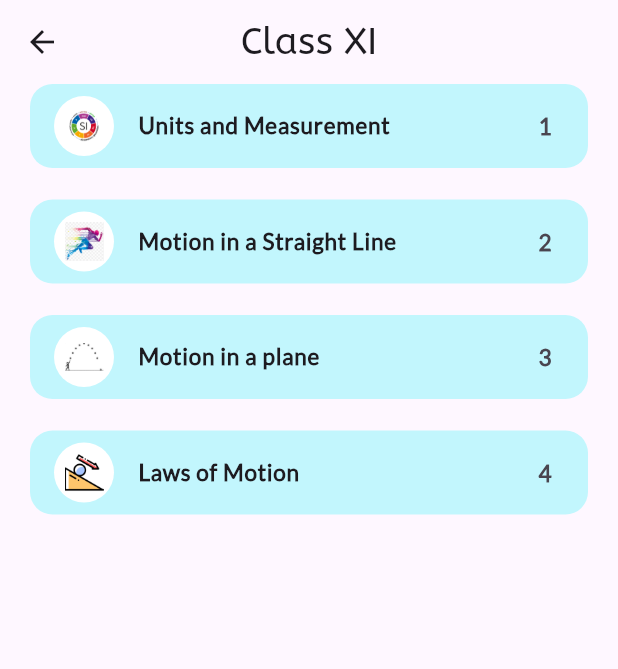
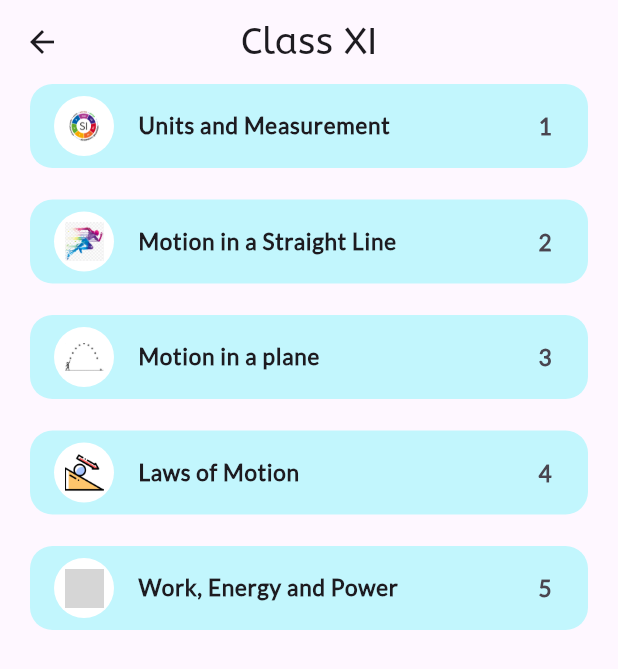
Before and after one commit to prasenjitagt/formula_app, a Flutter app: the HomeScreen screen opened directly, after a tap on "Class XI", on a phone screen of 412 x 824 dp. Shown: the top 669 px of the screen. Run offline on Flutter 3.47's test engine with Material 3 defaults, Android fonts, the phone set to English and light mode, and no system bars; missing offline and left inert: tex_text; grey boxes are pictures that could not be loaded.

Commit message:
next step is work done

```diff
--- a/lib/data/eleven_chapter_name_data.dart
+++ b/lib/data/eleven_chapter_name_data.dart
@@ -3,6 +3,7 @@ import 'package:formula_app/screens/eleven_screens/nlm.dart';
 import 'package:formula_app/screens/eleven_screens/plane.dart';
 import 'package:formula_app/screens/eleven_screens/straight_line.dart';
 import 'package:formula_app/screens/eleven_screens/units.dart';
+import 'package:formula_app/screens/eleven_screens/work.dart';
 
 const elevenChapterDetails = [
   ChapterNameModel(
@@ -29,12 +30,12 @@ const elevenChapterDetails = [
     ChapterImageName: "11ch4.png",
     ChapterPageWidget: NLM(),
   ),
-  // ChapterNameModel(
-  //   ChapterName: "Work, Energy and Power",
-  //   ChapterNumber: 5,
-  //   ChapterImageName: "11ch5.png",
-  //   ChapterPageWidget: null,
-  // ),
+  ChapterNameModel(
+    ChapterName: "Work, Energy and Power",
+    ChapterNumber: 5,
+    ChapterImageName: "11ch5.png",
+    ChapterPageWidget: Work(),
+  ),
   // ChapterNameModel(
   //   ChapterName: "Rotational Motion",
   //   ChapterNumber: 6,
--- a/lib/screens/eleven_screens/work.dart
+++ b/lib/screens/eleven_screens/work.dart
@@ -0,0 +1,20 @@
+import 'package:flutter/material.dart';
+import 'package:formula_app/widgets/custom_app_bar_title.dart';
+
+class Work extends StatelessWidget {
+  const Work({super.key});
+
+  @override
+  Widget build(BuildContext context) {
+    return Scaffold(
+      backgroundColor: Color.fromARGB(255, 255, 255, 255),
+      appBar: AppBar(
+        title: CustomAppBarTitle(titleText: "Units and Measurements"),
+        centerTitle: true,
+      ),
+      body: ListView(
+        children: [],
+      ),
+    );
+  }
+}
--- a/lib/screens/home_screen.dart
+++ b/lib/screens/home_screen.dart
@@ -25,12 +25,12 @@ class HomeScreen extends StatelessWidget {
               subTitleText: "14 Chapters",
               logoImgName: "11.png",
             ),
-            SizedBox(height: 10),
-            ListTileWidget(
-              titleText: "Class XII",
-              subTitleText: "14 Chapters",
-              logoImgName: "12.png",
-            ),
+            // SizedBox(height: 10),
+            // ListTileWidget(
+            //   titleText: "Class XII",
+            //   subTitleText: "14 Chapters",
+            //   logoImgName: "12.png",
+            // ),
           ],
         ),
       ),
--- a/lib/widgets/unit_double_tap_widget.dart
+++ b/lib/widgets/unit_double_tap_widget.dart
@@ -1,5 +1,4 @@
 import 'package:flutter/material.dart';
-import 'package:transparent_image/transparent_image.dart';
 
 class DoubleTapWidget extends StatefulWidget {
   const DoubleTapWidget(
@@ -55,9 +54,6 @@ class _DoubleTapWidgetState extends State<DoubleTapWidget> {
             "assets/images/${widget.imageName}",
             height: widget.imageHeight,
           ),
-          // child: FadeInImage(
-          //     placeholder: MemoryImage(kTransparentImage),
-          //     image: AssetImage("assets/images/${widget.imageName}")),
         ),
       ),
     );
--- a/pubspec.yaml
+++ b/pubspec.yaml
@@ -37,7 +37,6 @@ dependencies:
   cupertino_icons: ^1.0.6
   # google_fonts: ^6.2.1
   tex_text: ^0.1.9
-  transparent_image: ^2.0.1
 
 dev_dependencies:
   flutter_test:
```
Also changed, not shown: pubspec.lock.
